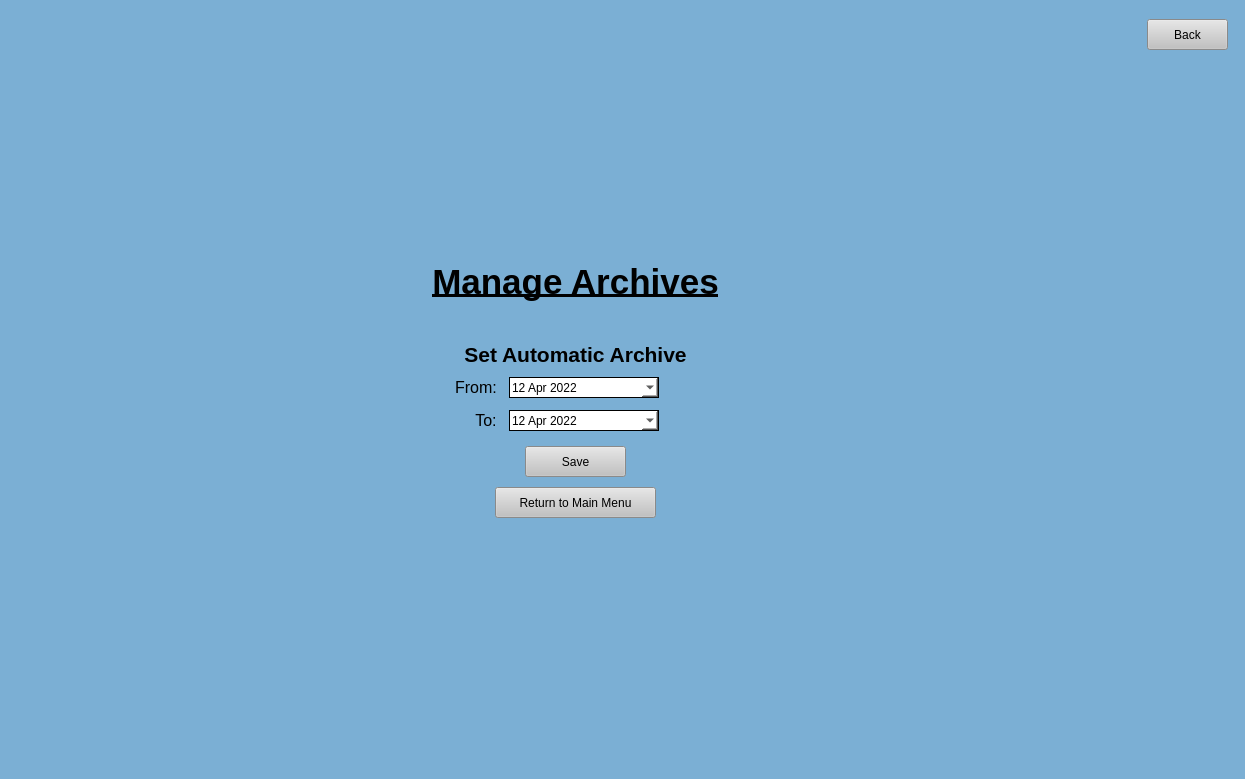
Qt form UI Screens/COMBdb_Settings_Manage_Archives_Form.ui (Kasmanian/COMBDb-oldgen) before a commit.
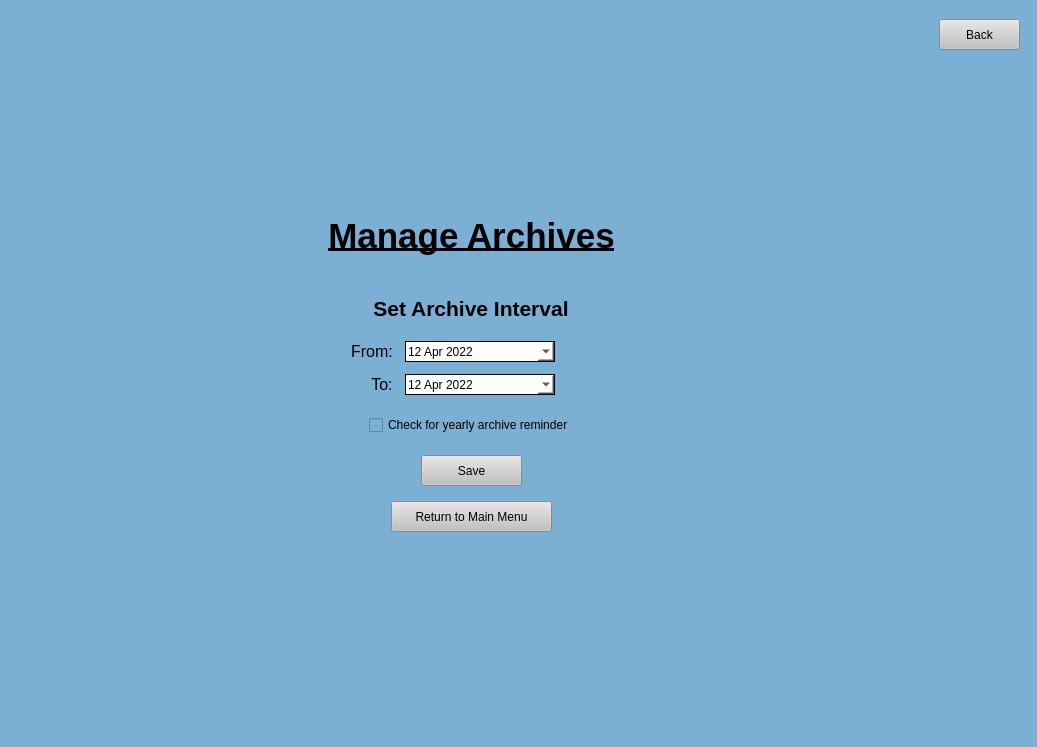
The same form after that commit.

Commit message: Deleted unused UI's. Finished Manage Prefixes.

```diff
--- a/UI Screens/COMBdb_Settings_Manage_Archives_Form.ui
+++ b/UI Screens/COMBdb_Settings_Manage_Archives_Form.ui
@@ -9,8 +9,8 @@
    <rect>
     <x>0</x>
     <y>0</y>
-    <width>1245</width>
-    <height>779</height>
+    <width>1037</width>
+    <height>747</height>
    </rect>
   </property>
   <property name="windowTitle">
@@ -57,16 +57,16 @@
       <item>
        <layout class="QVBoxLayout" name="verticalLayout">
         <property name="leftMargin">
-         <number>20</number>
+         <number>0</number>
         </property>
         <property name="topMargin">
-         <number>20</number>
+         <number>0</number>
         </property>
         <property name="rightMargin">
-         <number>20</number>
+         <number>0</number>
         </property>
         <property name="bottomMargin">
-         <number>20</number>
+         <number>0</number>
         </property>
         <item>
          <widget class="QLabel" name="label">
@@ -94,7 +94,7 @@
         <item alignment="Qt::AlignHCenter|Qt::AlignVCenter">
          <widget class="QLabel" name="label_15">
           <property name="text">
-           <string>&lt;html&gt;&lt;head/&gt;&lt;body&gt;&lt;p align=&quot;center&quot;&gt;&lt;span style=&quot; font-size:16pt; font-weight:600;&quot;&gt;Set Automatic Archive&lt;/span&gt;&lt;/p&gt;&lt;/body&gt;&lt;/html&gt;</string>
+           <string>&lt;html&gt;&lt;head/&gt;&lt;body&gt;&lt;p align=&quot;center&quot;&gt;&lt;span style=&quot; font-size:16pt; font-weight:600;&quot;&gt;Set Archive Interval&lt;/span&gt;&lt;/p&gt;&lt;/body&gt;&lt;/html&gt;</string>
           </property>
          </widget>
         </item>
@@ -109,7 +109,7 @@
           <property name="sizeHint" stdset="0">
            <size>
             <width>20</width>
-            <height>10</height>
+            <height>20</height>
            </size>
           </property>
          </spacer>
@@ -372,7 +372,36 @@
           <property name="sizeHint" stdset="0">
            <size>
             <width>20</width>
-            <height>15</height>
+            <height>20</height>
+           </size>
+          </property>
+         </spacer>
+        </item>
+        <item alignment="Qt::AlignHCenter">
+         <widget class="QCheckBox" name="checkBox">
+          <property name="enabled">
+           <bool>true</bool>
+          </property>
+          <property name="text">
+           <string>Check for yearly archive reminder</string>
+          </property>
+          <property name="tristate">
+           <bool>false</bool>
+          </property>
+         </widget>
+        </item>
+        <item>
+         <spacer name="verticalSpacer_8">
+          <property name="orientation">
+           <enum>Qt::Vertical</enum>
+          </property>
+          <property name="sizeType">
+           <enum>QSizePolicy::Minimum</enum>
+          </property>
+          <property name="sizeHint" stdset="0">
+           <size>
+            <width>20</width>
+            <height>20</height>
            </size>
           </property>
          </spacer>
@@ -429,7 +458,7 @@
           <property name="sizeHint" stdset="0">
            <size>
             <width>20</width>
-            <height>10</height>
+            <height>15</height>
            </size>
           </property>
          </spacer>
```
Left out of the diff: 2 changed lines with no effect on the pictures. The commit also changes 13 other files.
